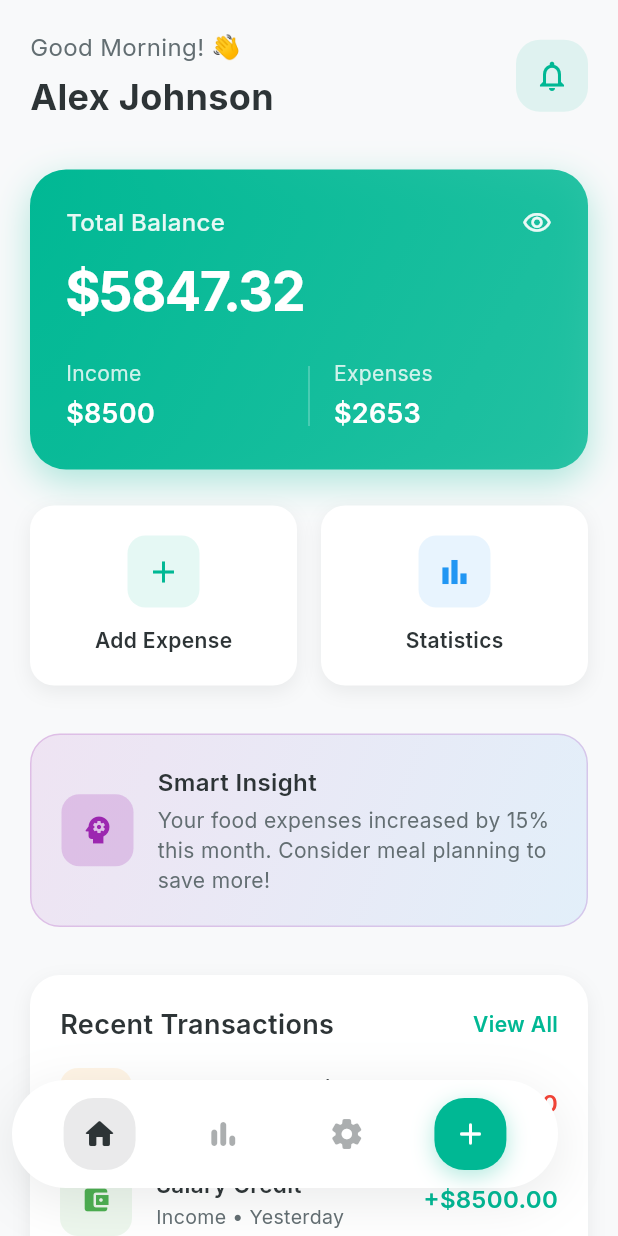
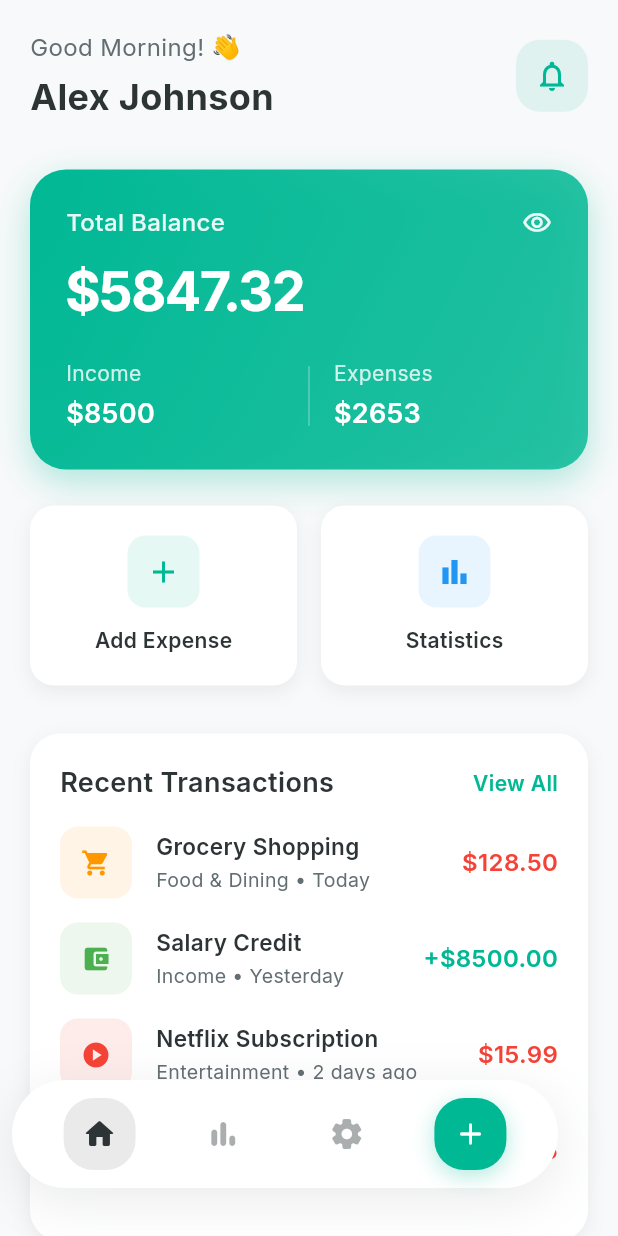
Before and after one commit to lokeshramchand-ctrl/Velar, a Flutter app: the screen it shows after launch, on a phone screen of 412 x 824 dp. Run offline on Flutter 3.47's test engine with Material 3 defaults, Android fonts, the phone set to English and light mode, and no system bars; our stand-ins replace fl_chart, google_fonts, shared_preferences.

Commit message:
Last ONe

```diff
--- a/Frontend/monarch/lib/budget.dart
+++ b/Frontend/monarch/lib/budget.dart
@@ -3,6 +3,7 @@
 import 'package:flutter/material.dart';
 import 'package:flutter/services.dart';
 import 'package:google_fonts/google_fonts.dart';
+import 'package:monarch/static.dart';
 
 class BudgetScreen extends StatefulWidget {
   const BudgetScreen({super.key});
@@ -107,7 +108,12 @@ class _BudgetScreenState extends State<BudgetScreen>
 
   Widget _buildBackButton(BuildContext context) {
     return GestureDetector(
-      onTap: () => Navigator.pop(context),
+      onTap: () => Navigator.pushReplacement(
+                  context,
+                  MaterialPageRoute(
+                    builder: (context) => const Statistics(),
+                  ),
+      ),
       child: Container(
         width: _responsiveWidth(44, context),
         height: _responsiveWidth(44, context),
--- a/Frontend/monarch/lib/homepage.dart
+++ b/Frontend/monarch/lib/homepage.dart
@@ -3,6 +3,7 @@
 import 'package:flutter/material.dart';
 import 'package:flutter/services.dart';
 import 'package:google_fonts/google_fonts.dart';
+import 'package:monarch/add.dart';
 import 'package:monarch/navbar.dart';
 //import 'package:monarch/static.dart';
 
@@ -253,8 +254,13 @@ class _FinTrackHomePageState extends State<FinTrackHomePage>
         Expanded(
           child: GestureDetector(
             onTap: () {
-              HapticFeedback.lightImpact();
-              // Navigate to Add Expense
+              HapticFeedback.heavyImpact();
+              Navigator.pushReplacement(
+                context,
+                MaterialPageRoute(
+                  builder: (context) => const AddExpenseScreen(),
+                ),
+              );
             },
             child: Container(
               padding: const EdgeInsets.all(20),
@@ -600,70 +606,6 @@ class _FinTrackHomePageState extends State<FinTrackHomePage>
 
                   const SizedBox(height: 32),
 
-                  // AI Insight Card
-                  Container(
-                    padding: const EdgeInsets.all(20),
-                    decoration: BoxDecoration(
-                      gradient: LinearGradient(
-                        begin: Alignment.topLeft,
-                        end: Alignment.bottomRight,
-                        colors: [
-                          Colors.purple.withOpacity(0.1),
-                          Colors.blue.withOpacity(0.1),
-                        ],
-                      ),
-                      borderRadius: BorderRadius.circular(20),
-                      border: Border.all(
-                        color: Colors.purple.withOpacity(0.2),
-                        width: 1,
-                      ),
-                    ),
-                    child: Row(
-                      children: [
-                        Container(
-                          width: 48,
-                          height: 48,
-                          decoration: BoxDecoration(
-                            color: Colors.purple.withOpacity(0.2),
-                            borderRadius: BorderRadius.circular(12),
-                          ),
-                          child: const Icon(
-                            Icons.psychology,
-                            color: Colors.purple,
-                            size: 24,
-                          ),
-                        ),
-                        const SizedBox(width: 16),
-                        Expanded(
-                          child: Column(
-                            crossAxisAlignment: CrossAxisAlignment.start,
-                            children: [
-                              Text(
-                                'Smart Insight',
-                                style: GoogleFonts.inter(
-                                  color: primaryColor,
-                                  fontSize: 16,
-                                  fontWeight: FontWeight.w600,
-                                ),
-                              ),
-                              const SizedBox(height: 4),
-                              Text(
-                                'Your food expenses increased by 15% this month. Consider meal planning to save more!',
-                                style: GoogleFonts.inter(
-                                  color: textSecondary,
-                                  fontSize: 14,
-                                  fontWeight: FontWeight.w400,
-                                ),
-                              ),
-                            ],
-                          ),
-                        ),
-                      ],
-                    ),
-                  ),
-
-                  const SizedBox(height: 32),
-
                   // Recent Transactions
                   _buildRecentTransactions(),
 
--- a/Frontend/monarch/lib/static.dart
+++ b/Frontend/monarch/lib/static.dart
@@ -172,7 +172,12 @@ class StatisticsState extends State<Statistics> with TickerProviderStateMixin {
               borderRadius: BorderRadius.circular(responsiveWidth(22)),
               child: InkWell(
                 borderRadius: BorderRadius.circular(responsiveWidth(22)),
-                onTap: () => Navigator.pop(context),
+                onTap: () => Navigator.pushReplacement(
+                  context,
+                  MaterialPageRoute(
+                    builder: (context) => const AddExpenseScreen(),
+                  ),
+                ),
                 child: Icon(
                   Icons.arrow_back_ios_rounded,
                   color: primaryColor,
@@ -713,8 +718,8 @@ class StatisticsState extends State<Statistics> with TickerProviderStateMixin {
         accentColor: accentColor,
         primaryColor: primaryColor,
         cardColor: cardColor,
-        floatingActionButtonLocation: FloatingActionButtonLocation.centerFloat,
-      ),
+        floatingActionButtonLocation: FloatingActionButtonLocation.centerDocked,
+        ),
     );
   }
 }
```
